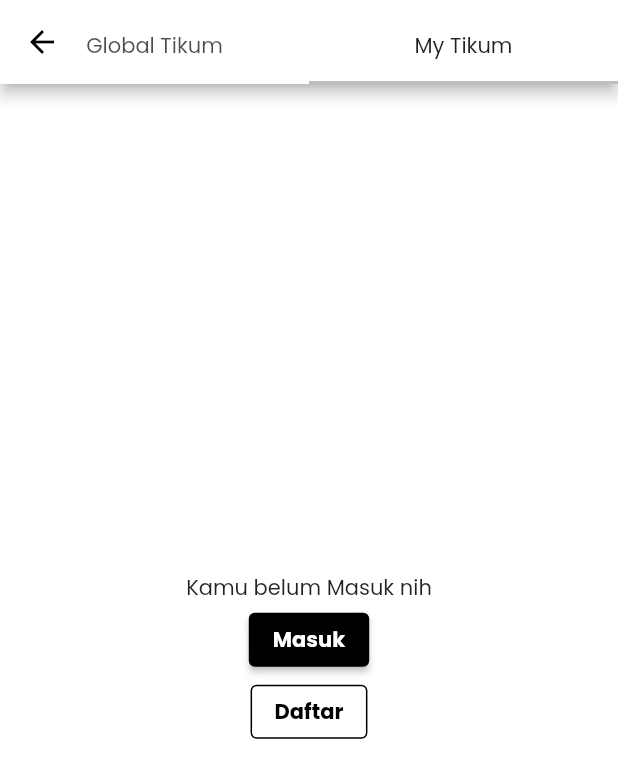
After one commit to fanzru/travelliu, a Flutter app: the TikumLayout screen opened directly, tab 2 chosen, on a phone screen of 412 x 824 dp. The commit adds this screen. Shown: the top 778 px of the screen. Run offline on Flutter 3.47's test engine with Material 2 defaults, Android fonts, the phone set to English and light mode, and no system bars; our stand-ins replace shared_preferences; accounts and stored records are empty; network calls fail.

Commit message:
Authorization on My Tikum

```diff
--- /dev/null
+++ b/mobile/lib/screen/profile/not_loggedin.dart
@@ -0,0 +1,50 @@
+import 'package:flutter/material.dart';
+import 'package:mobile/screen/profile/register_screen.dart';
+
+import 'login_screen.dart';
+
+class NotLoggedIn extends StatelessWidget {
+  const NotLoggedIn({Key? key}) : super(key: key);
+
+  @override
+  Widget build(BuildContext context) {
+    return Scaffold(
+        backgroundColor: Colors.white,
+        body: Center(
+          child: Column(mainAxisAlignment: MainAxisAlignment.center, children: [
+            const Text("Kamu belum Masuk nih"),
+            ElevatedButton(
+                style: ButtonStyle(
+                    backgroundColor: MaterialStateProperty.all(Colors.black)),
+                onPressed: () {
+                  Navigator.push(context, MaterialPageRoute(
+                    builder: (context) {
+                      return LoginScreen();
+                    },
+                  ));
+                },
+                child: const Text(
+                  "Masuk",
+                  style: TextStyle(
+                      color: Colors.white, fontWeight: FontWeight.bold),
+                )),
+            OutlinedButton(
+                style: ButtonStyle(
+                    side: MaterialStateProperty.all(
+                        BorderSide(color: Colors.black)),
+                    backgroundColor: MaterialStateProperty.all(Colors.white)),
+                onPressed: () => {
+                      Navigator.push(context,
+                          MaterialPageRoute(builder: (context) {
+                        return RegisterScreen();
+                      }))
+                    },
+                child: const Text(
+                  "Daftar",
+                  style: TextStyle(
+                      color: Colors.black, fontWeight: FontWeight.bold),
+                ))
+          ]),
+        ));
+  }
+}
--- a/mobile/lib/screen/tikum/layout.dart
+++ b/mobile/lib/screen/tikum/layout.dart
@@ -2,6 +2,7 @@ import 'package:flutter/material.dart';
 import 'package:mobile/model/profile_secure.dart';
 import 'package:mobile/screen/test_screen/test_screen.dart';
 import 'package:mobile/screen/tikum/global_tikum.dart';
+import 'package:mobile/screen/tikum/my_tikum.dart';
 
 class TikumLayout extends StatefulWidget {
   TikumLayout({Key? key}) : super(key: key);
@@ -42,7 +43,7 @@ class _TikumLayoutState extends State<TikumLayout> {
               ],
             ),
           ),
-          body: TabBarView(children: [GlobalTikum(), TestScreen()]),
+          body: TabBarView(children: [GlobalTikum(), MyTikum()]),
         ));
   }
 }
--- /dev/null
+++ b/mobile/lib/screen/tikum/my_tikum.dart
@@ -0,0 +1,52 @@
+import 'package:flutter/material.dart';
+import 'package:mobile/model/profile_secure.dart';
+import 'package:mobile/screen/profile/not_loggedin.dart';
+
+class MyTikum extends StatefulWidget {
+  MyTikum({Key? key}) : super(key: key);
+
+  @override
+  State<MyTikum> createState() => _MyTikumState();
+}
+
+class _MyTikumState extends State<MyTikum> {
+  late Future<SecureProfile> futureProfile;
+
+  @override
+  void initState() {
+    futureProfile = SecureProfile.getStorage();
+    super.initState();
+  }
+
+  @override
+  Widget build(BuildContext context) {
+    return Scaffold(
+      body: FutureBuilder<SecureProfile>(
+        future: futureProfile,
+        builder: (context, snapshot) {
+          if (snapshot.hasData) {
+            if (snapshot.data!.getLoggedInStatus()) {
+              return MyTikumList();
+            }
+          }
+          return NotLoggedIn();
+        },
+      ),
+    );
+  }
+}
+
+// TODO: Affan ngerjain ini ya untuk ngerender listnya
+class MyTikumList extends StatefulWidget {
+  MyTikumList({Key? key}) : super(key: key);
+
+  @override
+  State<MyTikumList> createState() => _MyTikumListState();
+}
+
+class _MyTikumListState extends State<MyTikumList> {
+  @override
+  Widget build(BuildContext context) {
+    return Container();
+  }
+}
```
Also changed, not shown: mobile/lib/screen/profile/profile_controller.dart (+2 -47 lines).
